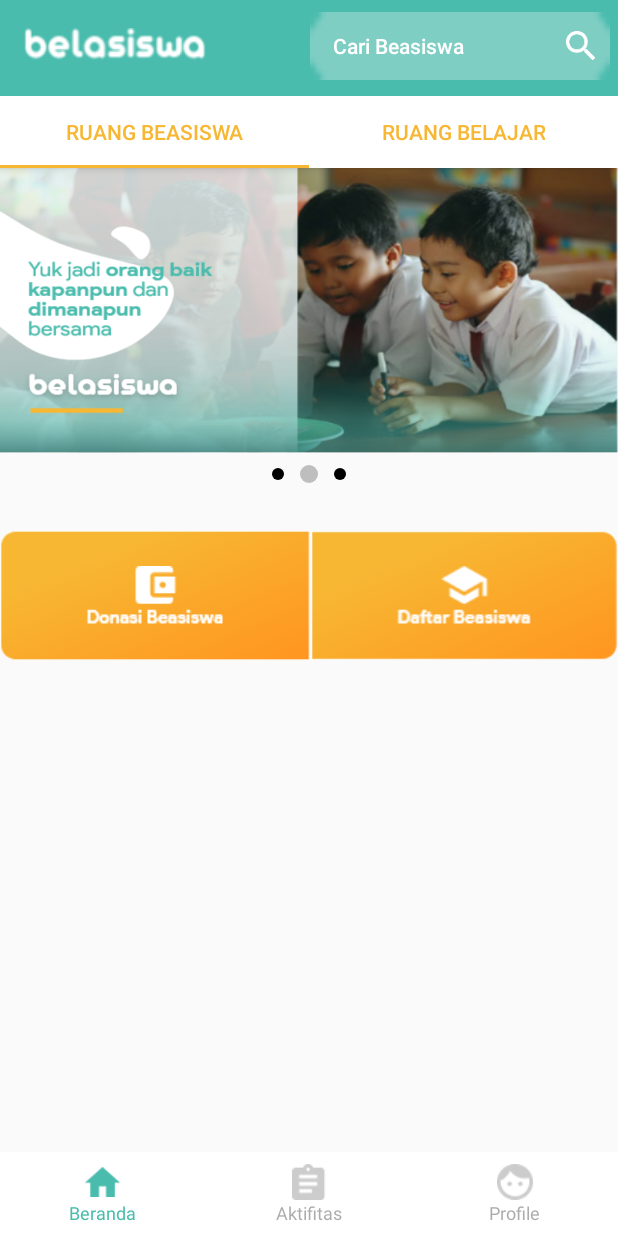
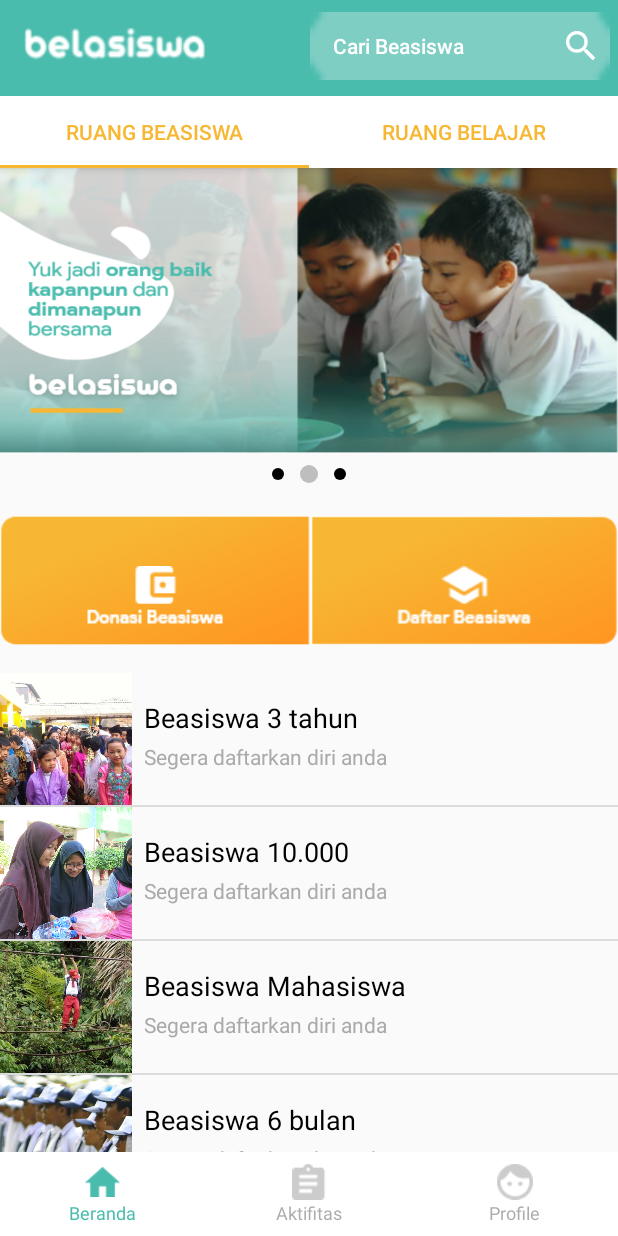
Before and after one commit to ahfizh/belasiswa, an Android app: the screen it shows after launch (MainActivity), on a phone screen of 412 x 824 dp. Run offline under Robolectric (Android 15) with nearby library versions, the phone set to English and light mode, and no system bars.

Commit message:
konoyon listview almost done

```diff
--- a/app/src/main/AndroidManifest.xml
+++ b/app/src/main/AndroidManifest.xml
@@ -11,7 +11,7 @@
         android:supportsRtl="true"
         android:theme="@style/AppTheme.NoActionBar"
         tools:ignore="GoogleAppIndexingWarning">
-        <activity android:name=".activity.Pembayaran"></activity>
+        <activity android:name=".activity.Pembayaran" />
         <activity android:name=".activity.RiwayatDonasi" />
         <activity android:name=".activity.DetailDonasi" />
         <activity android:name=".activity.login.login" />
--- a/app/src/main/java/com/ujuy/ahfizh/belasiswa/activity/fragment/TabFragmentHome/FragmentKanan.java
+++ b/app/src/main/java/com/ujuy/ahfizh/belasiswa/activity/fragment/TabFragmentHome/FragmentKanan.java
@@ -15,11 +15,11 @@ public class FragmentKanan extends Fragment {
     @Override
     public View onCreateView(LayoutInflater inflater,  ViewGroup container,  Bundle savedInstanceState) {
         View view = inflater.inflate(R.layout.fragment_kanan,container,false);
-        final ListView listView = (ListView) getActivity().findViewById(R.id.listView2);
-        String nama [] = {"Baju" , "Celana" ,"Jaket" , "Topi"};
-        String detail [] = {"Merk Terbaru , ORIGINAL , LOCAL PRIDE","Merk baru , KW 10 , LOCAL PRIDE","Merk Terbaru , KW 5 , Luar PRIDE","Merk Terbaru , KW 2 , LOCAL PRIDE"};
-        int gambar [] = {R.drawable.baju,R.drawable.celana,R.drawable.jaket,R.drawable.topi};
-        ListDetailActivity adapter = new ListDetailActivity(nama,detail,gambar, this);
+        final ListView listView = view.findViewById(R.id.listView2);
+        String nama [] = {"Beasiswa Setahun" , "Beasiswa Australia" ,"Beasiswa Bali" , "Beasiswa Jakarta"};
+        String detail [] = {"Segera ikut beasiswa","Segera daftarkan diri anda","Segera daftarkan diri anda","Segera daftarkan diri anda"};
+        int gambar [] = {R.drawable.terbaru1,R.drawable.terbaru2,R.drawable.terbaru3,R.drawable.terbaru4};
+        ListDetailRuangBelajar adapter = new ListDetailRuangBelajar(nama,detail,gambar,getActivity());
         listView.setAdapter(adapter);
         return view;
     }
--- a/app/src/main/java/com/ujuy/ahfizh/belasiswa/activity/fragment/TabFragmentHome/FragmentKiri.java
+++ b/app/src/main/java/com/ujuy/ahfizh/belasiswa/activity/fragment/TabFragmentHome/FragmentKiri.java
@@ -9,6 +9,7 @@ import android.view.View;
 import android.view.ViewGroup;
 import android.widget.ImageView;
 import android.widget.LinearLayout;
+import android.widget.ListView;
 
 import com.ujuy.ahfizh.belasiswa.R;
 import com.ujuy.ahfizh.belasiswa.activity.fragment.ImageSlider.ViewPagerAdapter;
@@ -33,6 +34,13 @@ public class FragmentKiri extends Fragment {
     @Override
     public void onViewCreated(View view,Bundle savedInstanceState) {
         super.onViewCreated(view, savedInstanceState);
+
+        final ListView listView = (ListView) getActivity().findViewById(R.id.listView3);
+        String nama [] = {"Beasiswa 3 tahun" , "Beasiswa 10.000" ,"Beasiswa Mahasiswa" , "Beasiswa 6 bulan","Beasiswa 7000","Beasiswa 5000"};
+        String detail [] = {"Segera daftarkan diri anda","Segera daftarkan diri anda","Segera daftarkan diri anda","Segera daftarkan diri anda","Segera daftarkan diri anda","Segera daftarkan diri anda"};
+        int gambar [] = {R.drawable.terbaru1,R.drawable.terbaru2,R.drawable.terbaru3,R.drawable.terbaru4,R.drawable.terbaru2,R.drawable.terbaru1};
+        ListDetailRuangBeasiswa adapter = new ListDetailRuangBeasiswa(nama,detail,gambar,getActivity());
+        listView.setAdapter(adapter);
 
         viewPager = getActivity().findViewById(R.id.viewPager);
 
--- a/app/src/main/java/com/ujuy/ahfizh/belasiswa/activity/fragment/TabFragmentHome/ListDetailRuangBeasiswa.java
+++ b/app/src/main/java/com/ujuy/ahfizh/belasiswa/activity/fragment/TabFragmentHome/ListDetailRuangBeasiswa.java
@@ -29,9 +29,9 @@ public class ListDetailRuangBeasiswa extends BaseAdapter{
     public View getView(int i, View view, ViewGroup viewGroup) {
 
         view = inflater.inflate(R.layout.activity_list_detail_terbaru, viewGroup, false);
-        TextView txtNama = (TextView) view.findViewById(R.id.list_item_title_text_view1);
-        TextView txtDetail = (TextView) view.findViewById(R.id.list_item_brief_desc_text_view1);
-        ImageView img = (ImageView) view.findViewById(R.id.list_item_image1);
+        TextView txtNama = view.findViewById(R.id.list_item_title_text_view1);
+        TextView txtDetail = view.findViewById(R.id.list_item_brief_desc_text_view1);
+        ImageView img = view.findViewById(R.id.list_item_image1);
 
 
         txtNama.setText(nama[i]);
--- a/app/src/main/res/layout/fragment_kiri.xml
+++ b/app/src/main/res/layout/fragment_kiri.xml
@@ -30,7 +30,7 @@
     <LinearLayout
         android:id="@+id/linearlayout_donasi"
         android:layout_below="@id/relativelayout_imageslider"
-        android:layout_marginTop="20dp"
+        android:layout_marginTop="10dp"
         android:layout_width="match_parent"
         android:layout_height="wrap_content"
         android:weightSum="10">
@@ -72,6 +72,8 @@
     </LinearLayout>
 
     <ListView
+        android:id="@+id/listView3"
+        android:layout_marginTop="30dp"
         android:layout_below="@id/linearlayout2_donasi"
         android:layout_width="match_parent"
         android:layout_height="match_parent">
```
Also changed, not shown: app/src/main/res/drawable/terbaru1.jpg (added), app/src/main/res/drawable/terbaru2.jpg (added), app/src/main/res/drawable/terbaru3.jpg (added), app/src/main/res/drawable/terbaru4.jpg (added), app/src/main/res/values/strings.xml (line endings or trailing spaces).
